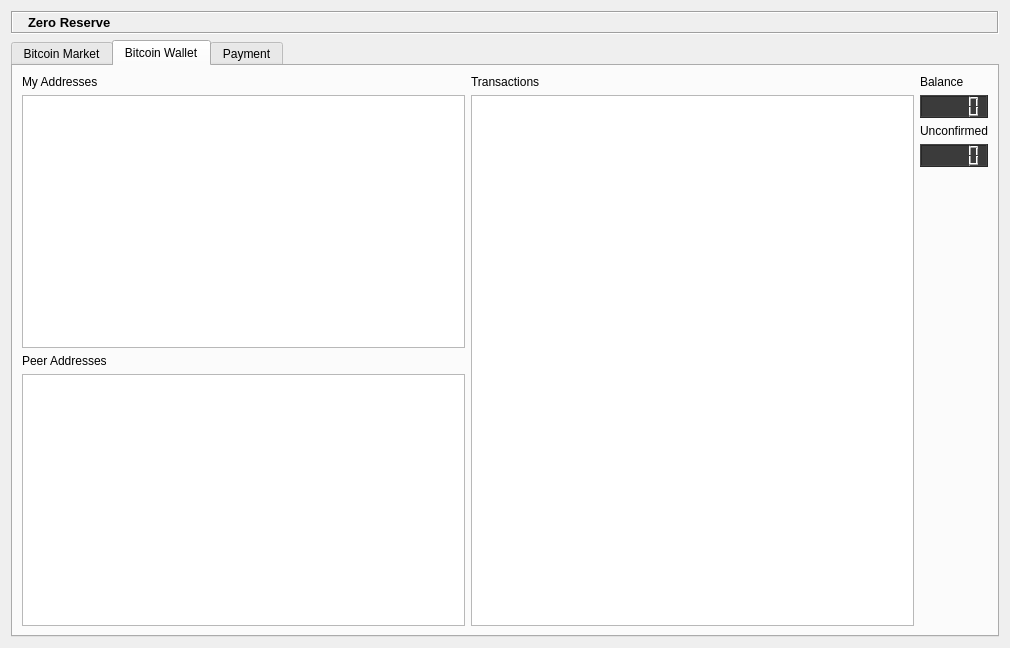
Qt form ZeroReserveDialog.ui (zeroreserve/ZeroReserve) before a commit.
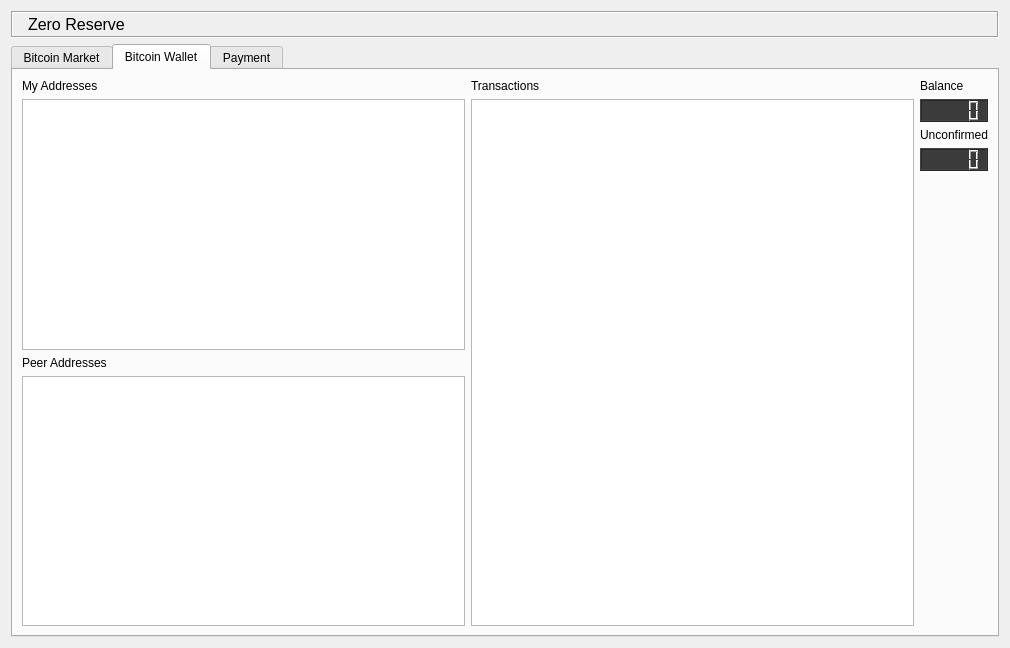
The same form after that commit. Icons and pictures are not drawn. Custom widgets are drawn as their Qt base class.

Commit message: Changed html to plain text

The edit to the form file:
```diff
--- a/ZeroReserveDialog.ui
+++ b/ZeroReserveDialog.ui
@@ -43,17 +43,11 @@
        <widget class="QLabel" name="titleBarLabel">
         <property name="font">
          <font>
-          <pointsize>10</pointsize>
-          <weight>75</weight>
-          <bold>true</bold>
+          <pointsize>12</pointsize>
          </font>
         </property>
         <property name="text">
-         <string>&lt;!DOCTYPE HTML PUBLIC &quot;-//W3C//DTD HTML 4.0//EN&quot; &quot;http://www.w3.org/TR/REC-html40/strict.dtd&quot;&gt;
-&lt;html&gt;&lt;head&gt;&lt;meta name=&quot;qrichtext&quot; content=&quot;1&quot; /&gt;&lt;style type=&quot;text/css&quot;&gt;
-p, li { white-space: pre-wrap; }
-&lt;/style&gt;&lt;/head&gt;&lt;body style=&quot; font-family:'DejaVu Sans'; font-size:10pt; font-weight:600; font-style:normal;&quot;&gt;
-&lt;p style=&quot; margin-top:0px; margin-bottom:0px; margin-left:0px; margin-right:0px; -qt-block-indent:0; text-indent:0px;&quot;&gt;Zero Reserve&lt;/p&gt;&lt;/body&gt;&lt;/html&gt;</string>
+         <string notr="true">Zero Reserve</string>
         </property>
        </widget>
       </item>
```
